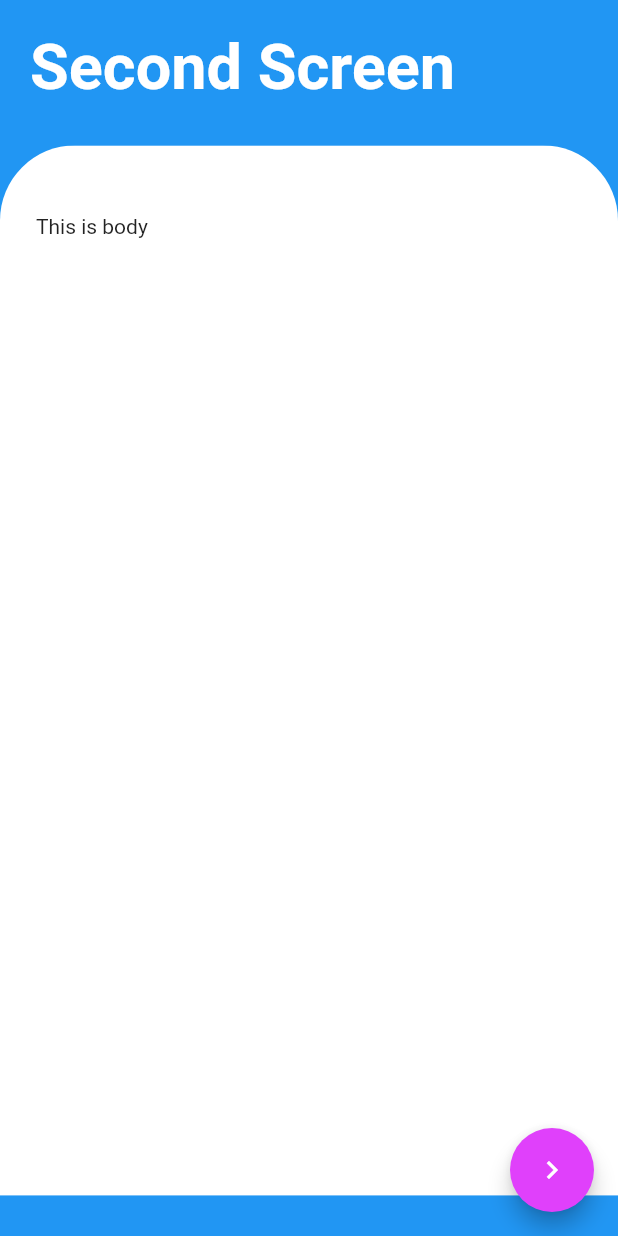
After one commit to sandeepgurram/flutter-template-demo, a Flutter app: the screen it shows after launch, after a tap on the "navigate next" icon, on a phone screen of 412 x 824 dp. The commit adds this screen. Run offline on Flutter 3.47's test engine with Material 2 defaults, Android fonts, the phone set to English and light mode, and no system bars.

Commit message:
[add] created templates and used them to make other screens

```diff
--- a/templete_example/lib/main.dart
+++ b/templete_example/lib/main.dart
@@ -1,6 +1,7 @@
 import 'package:flutter/material.dart';
-import 'package:templete_example/colors.dart';
-import 'package:templete_example/navigation/routes.dart';
+
+import 'colors.dart';
+import 'navigation/routes.dart';
 
 void main() => runApp(MyApp());
 
--- a/templete_example/lib/navigation/NavigationHelper.dart
+++ b/templete_example/lib/navigation/NavigationHelper.dart
@@ -1,3 +1,7 @@
 import 'package:flutter/material.dart';
 
 import 'routes.dart';
+
+launchScreenWithTemplate(BuildContext context) {
+  Navigator.pushNamed(context, ScreenWithTemplateRoute);
+}
--- a/templete_example/lib/navigation/routes.dart
+++ b/templete_example/lib/navigation/routes.dart
@@ -1,8 +1,13 @@
 import 'package:flutter/material.dart';
-import 'package:templete_example/screens/HomeScreen.dart';
+import 'package:template_example/screens/HomeScreen.dart';
+import 'package:template_example/screens/ScreenWithTemplate.dart';
 
 Map<String, WidgetBuilder> getRoutes() {
   return {
     '/': (context) => HomeScreen(),
+    ScreenWithTemplateRoute: (context) => ScreenWithTemplate(),
   };
 }
+
+
+const ScreenWithTemplateRoute = "ScreenWithTemplateRoute";
--- a/templete_example/lib/screens/HomeScreen.dart
+++ b/templete_example/lib/screens/HomeScreen.dart
@@ -1,6 +1,8 @@
 import 'package:flutter/cupertino.dart';
 import 'package:flutter/material.dart';
-import 'package:templete_example/colors.dart';
+import 'package:template_example/navigation/NavigationHelper.dart';
+
+import '../colors.dart';
 
 class HomeScreen extends StatelessWidget {
   @override
@@ -9,6 +11,7 @@ class HomeScreen extends StatelessWidget {
       backgroundColor: primaryColor,
       floatingActionButton: FloatingActionButton(
         child: Icon(Icons.navigate_next),
+        onPressed: (){launchScreenWithTemplate(context);},
       ),
       body: SafeArea(
         child: Column(
--- /dev/null
+++ b/templete_example/lib/screens/ScreenWithTemplate.dart
@@ -0,0 +1,24 @@
+import 'package:flutter/material.dart';
+import 'package:template_example/templates/ContentTemplate.dart';
+import 'package:template_example/templates/ScreenTemplate.dart';
+
+class ScreenWithTemplate extends StatelessWidget {
+  @override
+  Widget build(BuildContext context) {
+    return ScreenTemplate(
+        Padding(
+          padding: EdgeInsets.symmetric(
+              vertical: 20, horizontal: 20),
+          child: Text(
+            "Second Screen",
+            style: TextStyle(
+                fontWeight: FontWeight.bold,
+                color: Colors.white),
+            textScaleFactor: 3,
+          ),
+        ),
+      FloatingActionButton(child: Icon(Icons.navigate_next),),
+      ContentTemplate(Text("This is body")),
+    );
+  }
+}
--- /dev/null
+++ b/templete_example/lib/templates/ContentTemplate.dart
@@ -0,0 +1,28 @@
+import 'package:flutter/material.dart';
+
+class ContentTemplate extends StatelessWidget {
+  Widget contentWidget;
+
+  final EdgeInsets formScreenTopPadding =
+      EdgeInsets.only(top: 46, left: 24, right: 24);
+
+  ContentTemplate(this.contentWidget);
+
+  @override
+  Widget build(BuildContext context) {
+    return ClipRRect(
+      borderRadius: BorderRadius.only(
+          topLeft: Radius.circular(50), topRight: Radius.circular(50)),
+      child: SingleChildScrollView(
+          child: ConstrainedBox(
+        constraints: new BoxConstraints(
+          minHeight: 700.0,
+        ),
+        child: DecoratedBox(
+          decoration: new BoxDecoration(color: Colors.white),
+          child: Padding(padding: formScreenTopPadding, child: Container(width: double.infinity, child: contentWidget)),
+        ),
+      )),
+    );
+  }
+}
--- /dev/null
+++ b/templete_example/lib/templates/ScreenTemplate.dart
@@ -0,0 +1,29 @@
+import 'package:flutter/material.dart';
+
+import '../colors.dart';
+import 'ContentTemplate.dart';
+
+class ScreenTemplate extends StatelessWidget {
+  Widget toolbar;
+  Widget floatingButton;
+  ContentTemplate contentTemplate;
+
+  ScreenTemplate(this.toolbar, this.floatingButton, this.contentTemplate);
+
+  @override
+  Widget build(BuildContext context) {
+    return Scaffold(
+      backgroundColor: primaryColor,
+      floatingActionButton: floatingButton,
+      body: SafeArea(
+          child: Column(
+        mainAxisAlignment: MainAxisAlignment.start,
+        crossAxisAlignment: CrossAxisAlignment.start,
+        children: <Widget>[
+          Flexible(flex: 2, fit: FlexFit.tight, child: toolbar),
+          Flexible(flex: 15, fit: FlexFit.tight, child: contentTemplate),
+        ],
+      )),
+    );
+  }
+}
--- a/templete_example/pubspec.yaml
+++ b/templete_example/pubspec.yaml
@@ -1,4 +1,4 @@
-name: templete_example
+name: template_example
 description: A new Flutter application.
 
 # The following defines the version and build number for your application.
```
Also changed, not shown: templete_example/lib/templates/DialogTemplate.dart (added, +91 -0 lines), templete_example/lib/templates/ToolbarTemplate.dart (added, +27 -0 lines).
